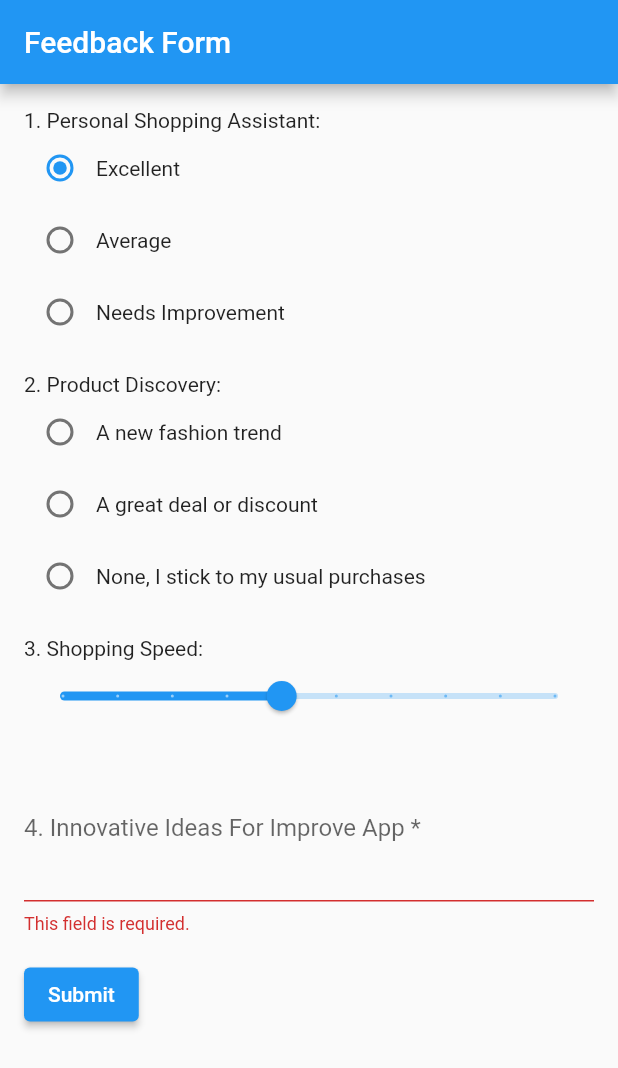
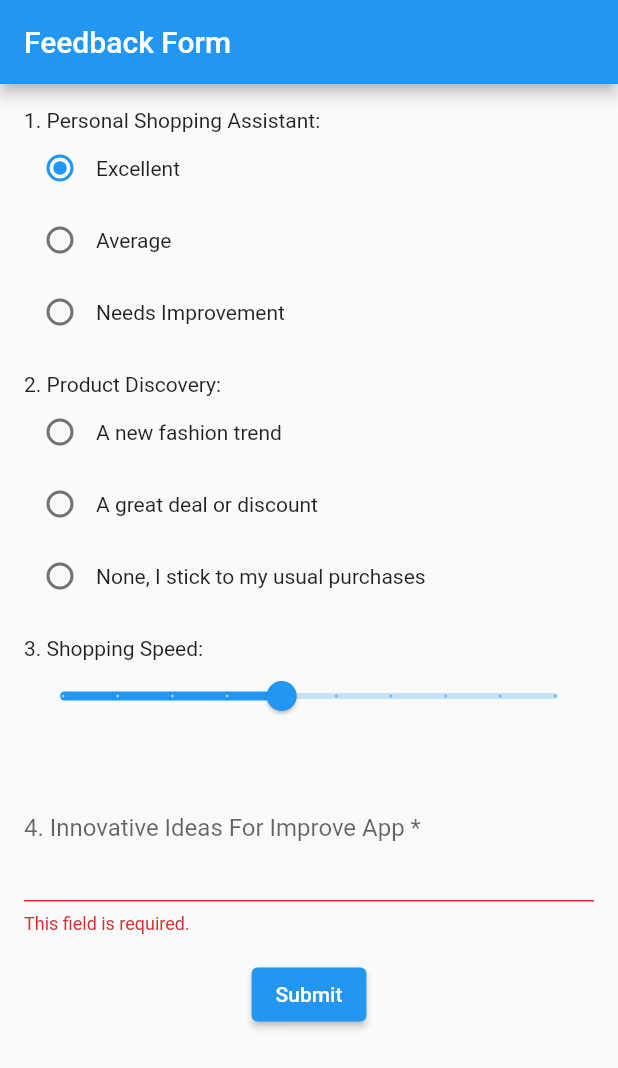
Before and after one commit to IT21203176/shoppingmall, a Flutter app: the FeedbackForm screen opened directly, after a tap on "Submit", on a phone screen of 412 x 824 dp. Shown: the top 1068 px of the screen. Run offline on Flutter 3.47's test engine with Material 2 defaults, Android fonts, the phone set to English and light mode, and no system bars; our stand-ins replace cloud_firestore, dots_indicator, firebase_auth, firebase_core; accounts and stored records are empty.

```diff
--- a/lib/screens/feedback_screen.dart
+++ b/lib/screens/feedback_screen.dart
@@ -1,17 +1,20 @@
 import 'package:flutter/material.dart';
 
 import '../widgets/feedback_widget.dart';
+import 'package:meta/meta.dart';
 
-
+import 'package:flutter/material.dart';
 
 class FeedbackScreen extends StatelessWidget {
-  const FeedbackScreen({super.key});
+  final Key key;
+
+  const FeedbackScreen({required this.key});
 
   @override
   Widget build(BuildContext context) {
     return MaterialApp(
       home: Scaffold(
-        body: FeedbackFormApp(),
+        body: FeedbackFormApp()
       ),
     );
   }
--- a/lib/widgets/feedback_widget.dart
+++ b/lib/widgets/feedback_widget.dart
@@ -1,4 +1,6 @@
+import 'package:cloud_firestore/cloud_firestore.dart';
 import 'package:flutter/material.dart';
+import 'package:shoppingmall/screens/feedback_display.dart';
 
 void main() {
   runApp(FeedbackFormApp());
@@ -117,22 +119,79 @@ class _FeedbackFormState extends State<FeedbackForm> {
 
               // Add more questions in a similar format
 
-              ElevatedButton(
-                onPressed: () {
+              Center(
+                child: ElevatedButton(
+                  onPressed: () async {
                     if (_formKey.currentState!.validate()) {
-                    // Form is valid, you can submit the data here
-                    // For example, you can print the values to the console
-                    print('Personal Shopping Assistant: $personalShoppingAssistant');
-                    print('Most Exciting Item: $mostExcitingItem');
-                    print('Shopping Speed: $shoppingSpeed');
-                    // Add more print statements for other questions
+                      // Create a Firestore instance
+                      final firestore = FirebaseFirestore.instance;
+
+                      // Define a map to store the user's feedback data
+                      final userData = {
+                        'personal Shopping Assistant': personalShoppingAssistant,
+                        'most Exciting Item': mostExcitingItem,
+                        'shopping Speed': shoppingSpeed,
+                        'innovative Ideas': innovativeIdeas,
+                        // Add more fields for other questions
+                      };
+
+                      try {
+                        // Add the data to Firestore
+                        await firestore.collection('feedback').add(userData);
 
                         // Optionally, you can reset the form
                         _formKey.currentState!.reset();
+
+                        // Show a success message using a SnackBar
+                        ScaffoldMessenger.of(context).showSnackBar(
+                          SnackBar(
+                            backgroundColor: Colors.green, // Background color
+                            elevation: 6.0, // Shadow elevation
+                            behavior: SnackBarBehavior.floating, // Floating design
+                            shape: RoundedRectangleBorder(
+                              borderRadius: BorderRadius.circular(12.0), // Rounded corners
+                            ),
+                            content: Row(
+                              mainAxisAlignment: MainAxisAlignment.center,
+                              children: [
+                                Icon(
+                                  Icons.check_circle,
+                                  color: Colors.white, // Icon color
+                                  size: 24.0, // Icon size
+                                ),
+                                SizedBox(width: 8.0),
+                                Text(
+                                  'Feedback submitted successfully!',
+                                  style: TextStyle(
+                                    color: Colors.white, // Text color
+                                    fontSize: 16.0, // Text size
+                                  ),
+                                ),
+                              ],
+                            ),
+                            duration: Duration(seconds: 2), // You can adjust the duration as needed
+                          ),
+                        );
+
+
+                        // Navigate to the FeedbackDisplayScreen and pass the entered data
+                        Navigator.push(
+                          context,
+                          MaterialPageRoute(
+                            builder: (context) => FeedbackDisplayScreen(userData: userData),
+                          ),
+                        );
+                      } catch (e) {
+                        // Handle any potential errors here
+                        print('Error submitting feedback: $e');
+                      }
                     }
                   },
                   child: Text('Submit'),
                 ),
+              ),
+
+
             ],
           ),
         ),
@@ -162,3 +221,10 @@ class _FeedbackFormState extends State<FeedbackForm> {
     );
   }
 }
+
+Future<List<Map<String, dynamic>>> fetchFeedbackData() async {
+  final firestore = FirebaseFirestore.instance;
+  final querySnapshot = await firestore.collection('feedback').get();
+
+  return querySnapshot.docs.map((doc) => doc.data() as Map<String, dynamic>).toList();
+}
--- a/pubspec.yaml
+++ b/pubspec.yaml
@@ -11,6 +11,7 @@ environment:
 dependencies:
   flutter:
     sdk: flutter
+  http: ^0.13.3
 
   cupertino_icons: ^1.0.2
   dots_indicator: ^3.0.0
@@ -18,6 +19,8 @@ dependencies:
   cloud_firestore: ^4.9.1
   firebase_core: ^2.15.1
   provider: ^6.0.5
+  flutter_local_notifications: ^5.0.0
+  google_maps_flutter: ^2.2.2
 
 dev_dependencies:
   flutter_test:
```
Also changed, not shown: lib/screens/welcome_screen.dart (+64 -88 lines), pubspec.lock, 5 other files. Lines whose indentation alone changed are shown as unchanged.
